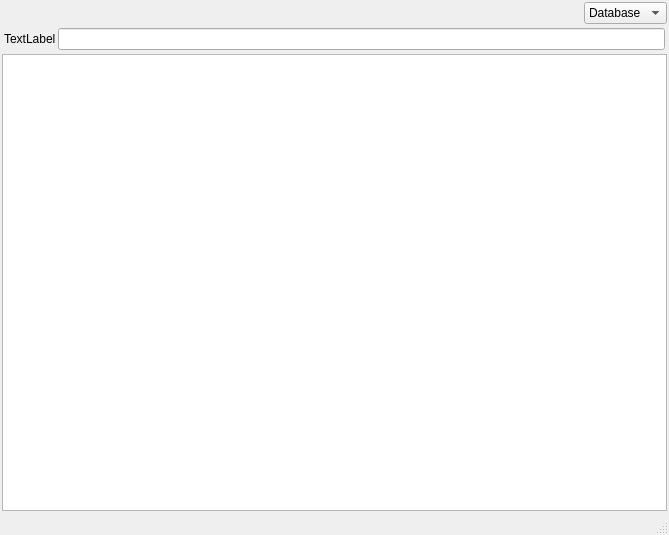
Old version of the form cashio/MainWindow.ui in the repository bsdelf/cashio.
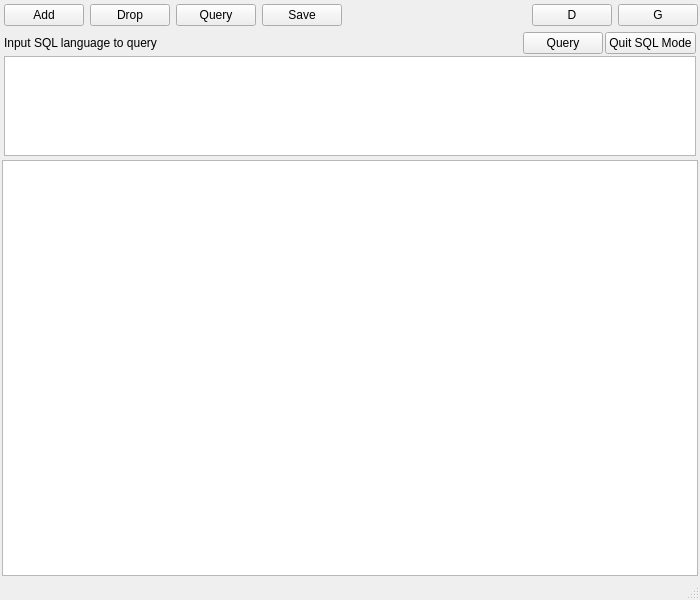
New version of the form.

Commit message: use QStackedWidget instead of hand write

Diff of the .ui file:
```diff
--- a/cashio/MainWindow.ui
+++ b/cashio/MainWindow.ui
@@ -6,8 +6,8 @@
    <rect>
     <x>0</x>
     <y>0</y>
-    <width>669</width>
-    <height>535</height>
+    <width>700</width>
+    <height>600</height>
    </rect>
   </property>
   <property name="windowTitle">
@@ -24,13 +24,71 @@
     <item>
      <layout class="QHBoxLayout" name="horizontalLayout">
       <item>
-       <widget class="QWidget" name="widgetBar" native="true">
+       <widget class="QStackedWidget" name="widgetToolBar">
         <property name="sizePolicy">
          <sizepolicy hsizetype="Preferred" vsizetype="Fixed">
           <horstretch>0</horstretch>
           <verstretch>0</verstretch>
          </sizepolicy>
         </property>
+        <property name="currentIndex">
+         <number>0</number>
+        </property>
+        <widget class="QWidget" name="pageDb">
+         <layout class="QHBoxLayout" name="horizontalLayout_4">
+          <property name="margin">
+           <number>2</number>
+          </property>
+          <item>
+           <widget class="QPushButton" name="btnAdd">
+            <property name="text">
+             <string>Add</string>
+            </property>
+           </widget>
+          </item>
+          <item>
+           <widget class="QPushButton" name="btnDrop">
+            <property name="text">
+             <string>Drop</string>
+            </property>
+           </widget>
+          </item>
+          <item>
+           <widget class="QPushButton" name="btnQuery">
+            <property name="text">
+             <string>Query</string>
+            </property>
+            <property name="checkable">
+             <bool>false</bool>
+            </property>
+           </widget>
+          </item>
+          <item>
+           <widget class="QPushButton" name="btnSave">
+            <property name="text">
+             <string>Save</string>
+            </property>
+            <property name="checkable">
+             <bool>false</bool>
+            </property>
+           </widget>
+          </item>
+         </layout>
+        </widget>
+        <widget class="QWidget" name="pageGraph">
+         <layout class="QHBoxLayout" name="horizontalLayout_5">
+          <property name="margin">
+           <number>2</number>
+          </property>
+          <item>
+           <widget class="QPushButton" name="pushButton">
+            <property name="text">
+             <string>PushButton</string>
+            </property>
+           </widget>
+          </item>
+         </layout>
+        </widget>
        </widget>
       </item>
       <item>
@@ -50,44 +108,142 @@
        </spacer>
       </item>
       <item>
-       <widget class="QComboBox" name="cbxPage">
-        <property name="layoutDirection">
-         <enum>Qt::LeftToRight</enum>
+       <widget class="QPushButton" name="btnShowDb">
+        <property name="text">
+         <string>D</string>
         </property>
-        <item>
-         <property name="text">
-          <string>Database</string>
-         </property>
-        </item>
-        <item>
-         <property name="text">
-          <string>Graphics</string>
-         </property>
-        </item>
+        <property name="checkable">
+         <bool>true</bool>
+        </property>
+       </widget>
+      </item>
+      <item>
+       <widget class="QPushButton" name="btnShowGraph">
+        <property name="text">
+         <string>G</string>
+        </property>
+        <property name="checkable">
+         <bool>true</bool>
+        </property>
        </widget>
       </item>
      </layout>
     </item>
     <item>
-     <widget class="QWidget" name="widgetSearchBar" native="true">
-      <layout class="QHBoxLayout" name="horizontalLayout_2">
-       <property name="spacing">
-        <number>2</number>
+     <widget class="QStackedWidget" name="widgetToolExt">
+      <property name="sizePolicy">
+       <sizepolicy hsizetype="Expanding" vsizetype="Fixed">
+        <horstretch>0</horstretch>
+        <verstretch>0</verstretch>
+       </sizepolicy>
+      </property>
+      <property name="currentIndex">
+       <number>1</number>
+      </property>
+      <widget class="QWidget" name="pageQueryCond">
+       <layout class="QHBoxLayout" name="horizontalLayout_2">
+        <property name="margin">
+         <number>2</number>
+        </property>
+        <item>
+         <widget class="QLabel" name="label">
+          <property name="text">
+           <string>Condition</string>
+          </property>
+         </widget>
+        </item>
+        <item>
+         <widget class="QLineEdit" name="editQuery"/>
+        </item>
+        <item>
+         <widget class="QPushButton" name="btnQueryCond">
+          <property name="text">
+           <string>Query</string>
+          </property>
+         </widget>
+        </item>
+        <item>
+         <widget class="QPushButton" name="btnEnterSqlMode">
+          <property name="text">
+           <string>Enter SQL Mode</string>
+          </property>
+         </widget>
+        </item>
+       </layout>
+      </widget>
+      <widget class="QWidget" name="pageQuerySql">
+       <property name="sizePolicy">
+        <sizepolicy hsizetype="Preferred" vsizetype="Preferred">
+         <horstretch>0</horstretch>
+         <verstretch>0</verstretch>
+        </sizepolicy>
        </property>
-       <property name="margin">
-        <number>2</number>
-       </property>
-       <item>
-        <widget class="QLabel" name="label">
-         <property name="text">
-          <string>TextLabel</string>
-         </property>
-        </widget>
-       </item>
-       <item>
-        <widget class="QLineEdit" name="editSearch"/>
-       </item>
-      </layout>
+       <layout class="QVBoxLayout" name="verticalLayout_2">
+        <property name="spacing">
+         <number>2</number>
+        </property>
+        <property name="margin">
+         <number>2</number>
+        </property>
+        <item>
+         <layout class="QHBoxLayout" name="horizontalLayout_3">
+          <property name="spacing">
+           <number>-1</number>
+          </property>
+          <item>
+           <widget class="QLabel" name="label_2">
+            <property name="text">
+             <string>Input SQL language to query</string>
+            </property>
+           </widget>
+          </item>
+          <item>
+           <spacer name="horizontalSpacer_2">
+            <property name="orientation">
+             <enum>Qt::Horizontal</enum>
+            </property>
+            <property name="sizeHint" stdset="0">
+             <size>
+              <width>40</width>
+              <height>20</height>
+             </size>
+            </property>
+           </spacer>
+          </item>
+          <item>
+           <widget class="QPushButton" name="btnQuerySql">
+            <property name="text">
+             <string>Query</string>
+            </property>
+           </widget>
+          </item>
+          <item>
+           <widget class="QPushButton" name="btnQuitSqlMode">
+            <property name="text">
+             <string>Quit SQL Mode</string>
+            </property>
+           </widget>
+          </item>
+         </layout>
+        </item>
+        <item>
+         <widget class="QTextEdit" name="editSql">
+          <property name="sizePolicy">
+           <sizepolicy hsizetype="Expanding" vsizetype="MinimumExpanding">
+            <horstretch>0</horstretch>
+            <verstretch>0</verstretch>
+           </sizepolicy>
+          </property>
+          <property name="maximumSize">
+           <size>
+            <width>16777215</width>
+            <height>100</height>
+           </size>
+          </property>
+         </widget>
+        </item>
+       </layout>
+      </widget>
      </widget>
     </item>
     <item>
```
The commit also changes 10 other files.
